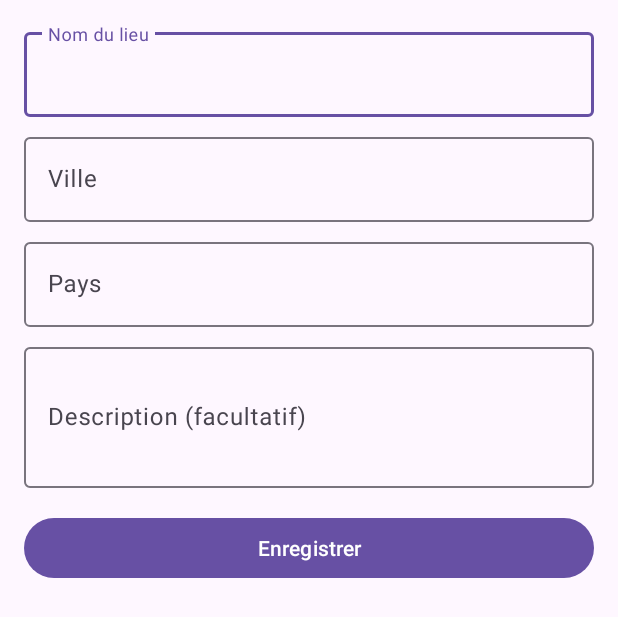
After one commit to Fabrice2000/TripJournal, an Android app: the layout fragment_place_form.xml on its own in the app's theme, with its tools: preview values and no code run, on a phone screen of 412 x 824 dp. The commit adds this screen. Shown: the top 617 px of the screen. Run offline under Robolectric (Android 15) with nearby library versions, the phone set to English and light mode, and no system bars.

Commit message:
Places : layouts de la liste et du formulaire des lieux

```diff
--- /dev/null
+++ b/app/src/main/res/layout/fragment_place_form.xml
@@ -0,0 +1,77 @@
+<?xml version="1.0" encoding="utf-8"?>
+<ScrollView xmlns:android="http://schemas.android.com/apk/res/android"
+    android:layout_width="match_parent"
+    android:layout_height="match_parent">
+
+    <LinearLayout
+        android:layout_width="match_parent"
+        android:layout_height="wrap_content"
+        android:orientation="vertical"
+        android:padding="16dp">
+
+        <com.google.android.material.textfield.TextInputLayout
+            android:layout_width="match_parent"
+            android:layout_height="wrap_content"
+            android:hint="@string/place_name">
+            <com.google.android.material.textfield.TextInputEditText
+                android:id="@+id/placeNameInput"
+                android:layout_width="match_parent"
+                android:layout_height="wrap_content"
+                android:inputType="textCapSentences" />
+        </com.google.android.material.textfield.TextInputLayout>
+
+        <com.google.android.material.textfield.TextInputLayout
+            android:layout_width="match_parent"
+            android:layout_height="wrap_content"
+            android:layout_marginTop="8dp"
+            android:hint="@string/place_city">
+            <com.google.android.material.textfield.TextInputEditText
+                android:id="@+id/placeCityInput"
+                android:layout_width="match_parent"
+                android:layout_height="wrap_content"
+                android:inputType="textCapWords" />
+        </com.google.android.material.textfield.TextInputLayout>
+
+        <com.google.android.material.textfield.TextInputLayout
+            android:layout_width="match_parent"
+            android:layout_height="wrap_content"
+            android:layout_marginTop="8dp"
+            android:hint="@string/place_country">
+            <com.google.android.material.textfield.TextInputEditText
+                android:id="@+id/placeCountryInput"
+                android:layout_width="match_parent"
+                android:layout_height="wrap_content"
+                android:inputType="textCapWords" />
+        </com.google.android.material.textfield.TextInputLayout>
+
+        <com.google.android.material.textfield.TextInputLayout
+            android:layout_width="match_parent"
+            android:layout_height="wrap_content"
+            android:layout_marginTop="8dp"
+            android:hint="@string/place_description">
+            <com.google.android.material.textfield.TextInputEditText
+                android:id="@+id/placeDescriptionInput"
+                android:layout_width="match_parent"
+                android:layout_height="wrap_content"
+                android:inputType="textMultiLine|textCapSentences"
+                android:minLines="3" />
+        </com.google.android.material.textfield.TextInputLayout>
+
+        <Button
+            android:id="@+id/savePlaceButton"
+            android:layout_width="match_parent"
+            android:layout_height="wrap_content"
+            android:layout_marginTop="16dp"
+            android:minHeight="48dp"
+            android:text="@string/save" />
+
+        <Button
+            android:id="@+id/deletePlaceButton"
+            style="?attr/materialButtonOutlinedStyle"
+            android:layout_width="match_parent"
+            android:layout_height="wrap_content"
+            android:minHeight="48dp"
+            android:text="@string/delete"
+            android:visibility="gone" />
+    </LinearLayout>
+</ScrollView>
--- a/app/src/main/res/values/strings.xml
+++ b/app/src/main/res/values/strings.xml
@@ -1,3 +1,14 @@
 <resources>
     <string name="app_name">TripJournal</string>
+    <string name="places_title">Lieux</string>
+    <string name="add_place">Ajouter un lieu</string>
+    <string name="no_places">Aucun lieu pour l\'instant. Touchez + pour en ajouter un.</string>
+    <string name="place_name">Nom du lieu</string>
+    <string name="place_city">Ville</string>
+    <string name="place_country">Pays</string>
+    <string name="place_description">Description (facultatif)</string>
+    <string name="save">Enregistrer</string>
+    <string name="delete">Supprimer</string>
+    <string name="place_invalid">Le nom, la ville et le pays sont obligatoires.</string>
+    <string name="place_in_use">Impossible : ce lieu est utilisé par %1$d visite(s).</string>
 </resources>
```
Also changed, not shown: app/src/main/res/layout/fragment_place_list.xml (added, +31 -0 lines), app/src/main/res/layout/item_place.xml (added, +37 -0 lines).
